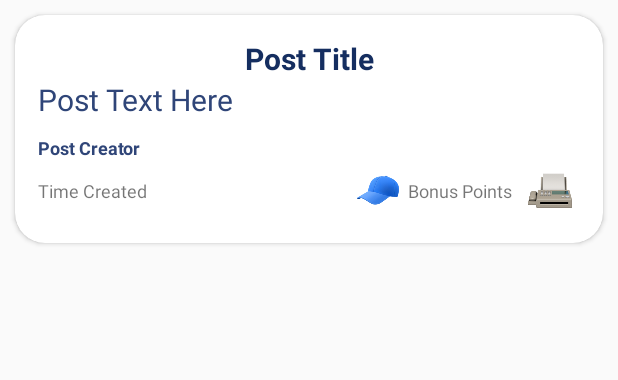
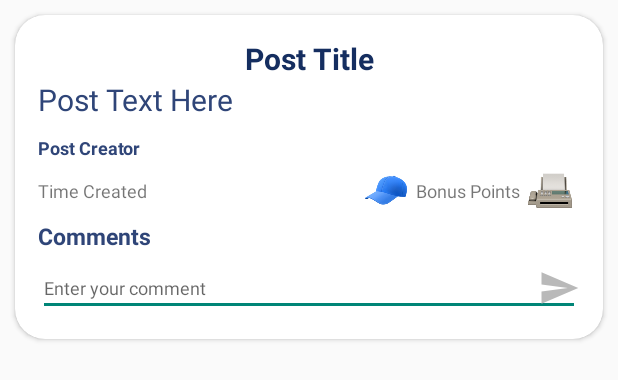
Before and after one commit to GAC-Yac/GACYac, an Android app: the layout post_item.xml on its own in the app's theme, with its tools: preview values and no code run, on a phone screen of 412 x 824 dp. Shown: the top 380 px of the screen. Run offline under Robolectric (Android 15) with nearby library versions, the phone set to English and light mode, and no system bars.

```diff
--- a/app/src/main/java/com/example/gacyac/MainActivity.kt
+++ b/app/src/main/java/com/example/gacyac/MainActivity.kt
@@ -137,8 +137,6 @@ class MainActivity : AppCompatActivity()  {
 
 
         // button to create a new post
-        // Make a post clickable
-
         val addButton: ImageButton = findViewById(R.id.btnAddPost)
         addButton.setOnClickListener {
             val intent = CreatePost.newIntent(this)
--- a/app/src/main/java/com/example/gacyac/PostAdapter.kt
+++ b/app/src/main/java/com/example/gacyac/PostAdapter.kt
@@ -19,4 +19,6 @@ class PostAdapter(private val posts: List<Post>): RecyclerView.Adapter<PostViewH
 
     override fun getItemCount(): Int = posts.size
 
+
+    // collection("newererPosts").document(postID).collections("comments").add()
 }
--- /dev/null
+++ b/app/src/main/res/drawable/send.xml
@@ -0,0 +1,5 @@
+<vector android:autoMirrored="true" android:height="24dp"
+    android:tint="#B9B9B9" android:viewportHeight="24"
+    android:viewportWidth="24" android:width="24dp" xmlns:android="http://schemas.android.com/apk/res/android">
+    <path android:fillColor="@android:color/white" android:pathData="M2.01,21L23,12 2.01,3 2,10l15,2 -15,2z"/>
+</vector>
--- a/app/src/main/res/layout/post_item.xml
+++ b/app/src/main/res/layout/post_item.xml
@@ -56,7 +56,7 @@
 
             <androidx.constraintlayout.widget.ConstraintLayout
                 android:layout_width="match_parent"
-                android:layout_height="match_parent">
+                android:layout_height="wrap_content">
 
                 <TextView
                     android:id="@+id/tc_placeholder"
@@ -64,7 +64,7 @@
                     android:layout_height="wrap_content"
                     android:text="@string/time_created_placeholder"
                     android:textSize="12sp"
-                    app:layout_constraintBottom_toBottomOf="parent"
+                    app:layout_constraintBottom_toBottomOf="@+id/cap_placeholder"
                     app:layout_constraintStart_toStartOf="parent"
                     app:layout_constraintTop_toTopOf="parent" />
 
@@ -74,43 +74,79 @@
                     android:layout_height="wrap_content"
                     android:text="@string/bonus_points_placeholder"
                     android:textSize="12sp"
-                    android:layout_marginLeft="5dp"
-                    android:layout_marginRight="5dp"
-                    app:layout_constraintBottom_toBottomOf="parent"
-                    app:layout_constraintEnd_toStartOf="@id/fax_placeholder"
+                    app:layout_constraintBottom_toBottomOf="@+id/cap_placeholder"
+                    app:layout_constraintEnd_toStartOf="@+id/fax_placeholder"
                     app:layout_constraintTop_toTopOf="parent" />
 
                 <ImageButton
                     android:id="@+id/fax_placeholder"
                     android:layout_width="40dp"
                     android:layout_height="40dp"
+                    android:background="@null"
+                    android:contentDescription="@string/fax"
+                    android:padding="5dp"
+                    android:scaleType="fitXY"
                     android:src="@drawable/fax_machine"
-                    android:background="@null"
                     android:textSize="20sp"
-                    android:contentDescription="@string/fax"
-                    app:layout_constraintBottom_toBottomOf="parent"
                     app:layout_constraintEnd_toEndOf="parent"
-                    app:layout_constraintTop_toTopOf="parent"
-                    android:scaleType="fitXY"
-                    android:padding="5dp"/>
+                    app:layout_constraintTop_toTopOf="parent" />
 
                 <ImageButton
                     android:id="@+id/cap_placeholder"
                     android:layout_width="40dp"
                     android:layout_height="40dp"
-                    android:src="@drawable/billed_cap"
                     android:background="@null"
                     android:contentDescription="@string/cap"
-                    app:layout_constraintBottom_toBottomOf="parent"
+                    android:padding="5dp"
+                    android:scaleType="fitXY"
+                    android:src="@drawable/billed_cap"
                     app:layout_constraintEnd_toStartOf="@+id/bp_placeholder"
-                    app:layout_constraintTop_toTopOf="parent"
-                    tools:layout_editor_absoluteY="0dp"
-                    android:scaleType="fitXY"
-                    android:padding="5dp" />
+                    app:layout_constraintTop_toTopOf="parent" />
+
+                <TextView
+                    android:id="@+id/comments"
+                    android:layout_width="wrap_content"
+                    android:layout_height="wrap_content"
+                    android:text="@string/comments"
+                    android:textColor="@color/material_dynamic_primary30"
+                    android:textSize="15sp"
+                    android:textStyle="bold"
+                    app:layout_constraintStart_toStartOf="parent"
+                    app:layout_constraintTop_toBottomOf="@id/cap_placeholder" />
+
+
+                <EditText
+                    android:id="@+id/commentText"
+                    android:layout_width="match_parent"
+                    android:layout_height="wrap_content"
+                    android:layout_marginTop="5dp"
+                    android:hint="@string/enter_your_comment"
+                    android:textSize="12sp"
+                    app:layout_constraintEnd_toStartOf="@+id/send"
+                    app:layout_constraintStart_toStartOf="parent"
+                    app:layout_constraintTop_toBottomOf="@+id/comments" />
+
+                <ImageView
+                    android:id="@+id/send"
+                    android:layout_width="28dp"
+                    android:layout_height="28dp"
+                    android:src="@drawable/send"
+                    app:layout_constraintBottom_toBottomOf="@+id/commentText"
+                    app:layout_constraintEnd_toEndOf="parent"
+                    app:layout_constraintTop_toTopOf="@+id/commentText" />
+
+                <androidx.recyclerview.widget.RecyclerView
+                    android:layout_width="match_parent"
+                    android:layout_height="wrap_content"
+                    app:layout_constraintStart_toStartOf="parent"
+                    app:layout_constraintTop_toBottomOf="@+id/commentText">
+
+                </androidx.recyclerview.widget.RecyclerView>
 
             </androidx.constraintlayout.widget.ConstraintLayout>
 
         </LinearLayout>
+
     </androidx.cardview.widget.CardView>
 
 </LinearLayout>
--- a/app/src/main/res/values-night/themes.xml
+++ b/app/src/main/res/values-night/themes.xml
@@ -1,3 +1,4 @@
+
 <resources xmlns:tools="http://schemas.android.com/tools">
     <!-- Base application theme. -->
     <style name="Theme.GACYac" parent="Theme.AppCompat.DayNight.NoActionBar">
--- a/app/src/main/res/values/strings.xml
+++ b/app/src/main/res/values/strings.xml
@@ -2,8 +2,8 @@
     <string name="app_name">U up?</string>
     <string name="add">Add</string>
     <string name="bonus_points">BP</string>
-    <string name="post_title">Yac Title</string>
-    <string name="post_text">Type your yac here</string>
+    <string name="post_title">Post Title</string>
+    <string name="post_text">Type your post here</string>
     <string name="save_text">Save</string>
     <string name="post_text_placeholder">Post Text Here</string>
     <string name="post_creator_placeholder">Post Creator</string>
@@ -34,4 +34,6 @@
     <string name="leader4">user4</string>
     <string name="leader5">user5</string>
     <string name="top_5_users">most popular users</string>
+    <string name="enter_your_comment">Enter your comment</string>
+    <string name="comments">Comments</string>
 </resources>
--- a/app/src/main/res/values/themes.xml
+++ b/app/src/main/res/values/themes.xml
@@ -1,6 +1,6 @@
 <resources xmlns:tools="http://schemas.android.com/tools">
     <!-- Base application theme. -->
-    <style name="Theme.GACYac" parent="Theme.AppCompat.DayNight.NoActionBar">
+    <style name="Theme.GACYac" parent="Theme.AppCompat.Light.NoActionBar">
         <!-- Primary brand color. -->
         <item name="colorPrimary">@color/LightSteelBlue</item>
         <item name="colorOnPrimary">@color/White</item>
```
Also changed, not shown: 1 other file.
